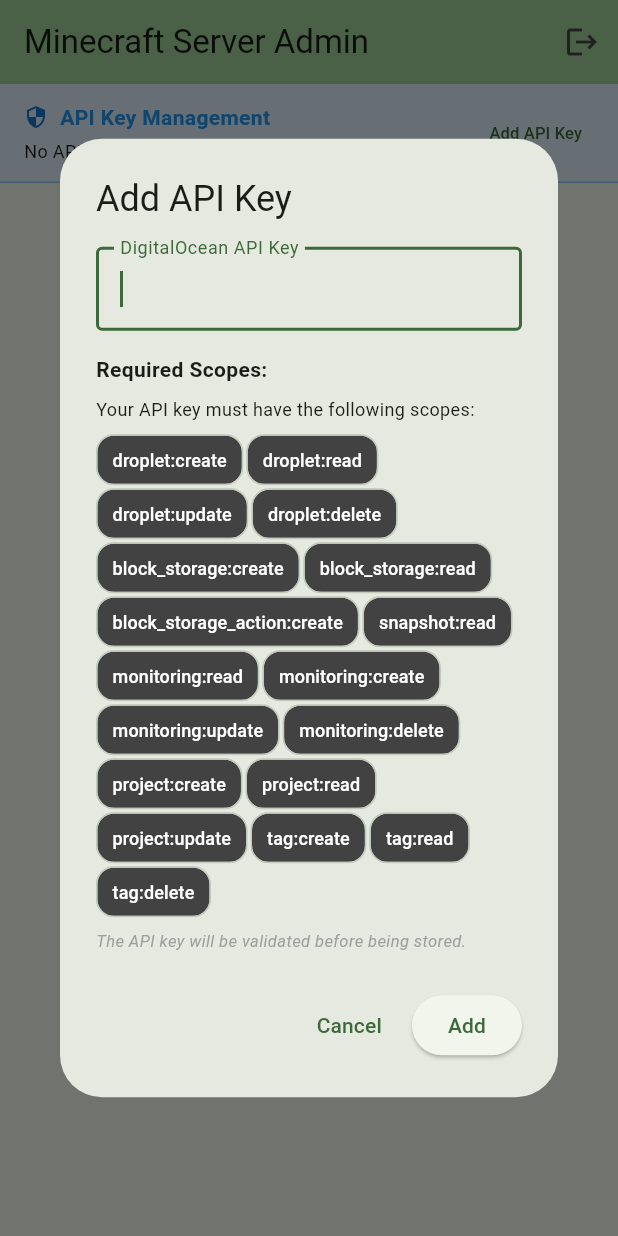
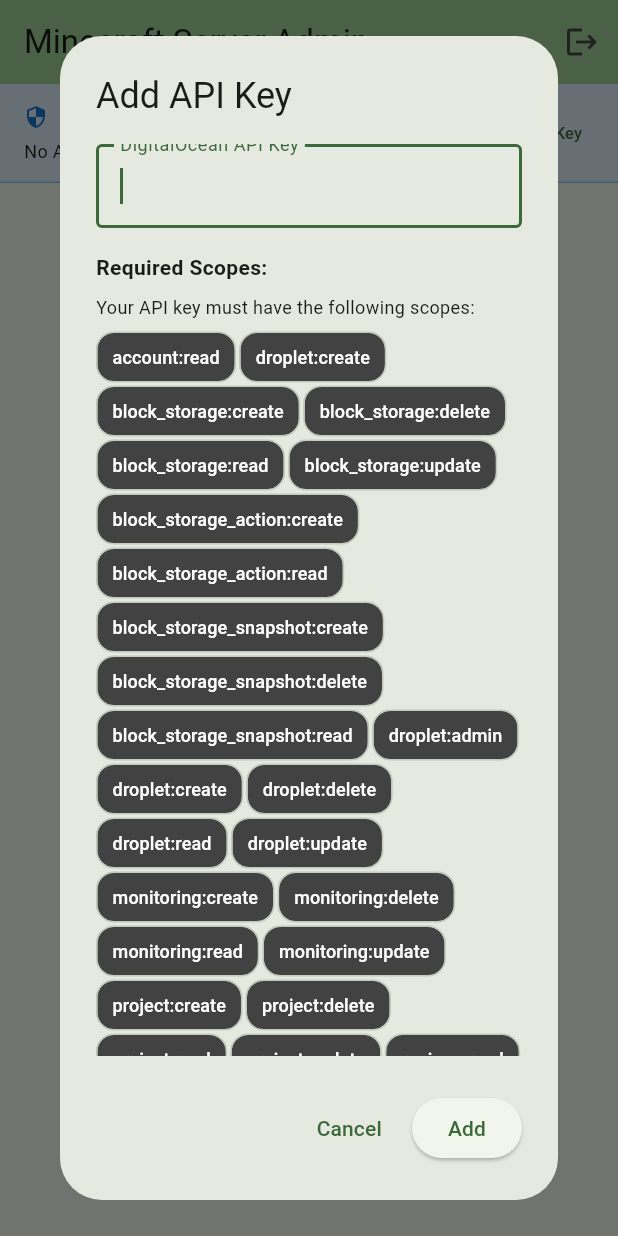
Before and after one commit to Screendead/minecraft-server-admin, a Flutter app: the screen it shows once a user with an empty profile is signed in, after a tap on "Add API Key", on a phone screen of 412 x 824 dp. Run offline on Flutter 3.47's test engine with Material 3 defaults, Android fonts, the light colour scheme and no system bars; our stand-ins replace cloud_firestore, firebase_auth, firebase_core, firebase_storage, flutter_secure_storage, local_auth and 1 more; missing offline and left inert: encrypt; accounts and stored records are empty.

Commit message:
Enhance required scopes in API key management banner
- Add new required scopes for account, block storage, droplet, monitoring, project, regions, sizes, snapshot, and SSH key management
- Update existing scopes for block storage and monitoring
- Ensure comprehensive coverage of scope changes with tests

```diff
--- a/app/lib/widgets/api_key_management_banner.dart
+++ b/app/lib/widgets/api_key_management_banner.dart
@@ -332,24 +332,45 @@
               Builder(
                 builder: (context) {
                   const requiredScopes = [
+                    'account:read',
                     'droplet:create',
+                    'block_storage:create',
+                    'block_storage:delete',
+                    'block_storage:read',
+                    'block_storage:update',
+                    'block_storage_action:create',
+                    'block_storage_action:read',
+                    'block_storage_snapshot:create',
+                    'block_storage_snapshot:delete',
+                    'block_storage_snapshot:read',
+                    'droplet:admin',
+                    'droplet:create',
+                    'droplet:delete',
                     'droplet:read',
                     'droplet:update',
-                    'droplet:delete',
-                    'block_storage:create',
-                    'block_storage:read',
-                    'block_storage_action:create',
-                    'snapshot:read',
+                    'monitoring:create',
+                    'monitoring:delete',
                     'monitoring:read',
-                    'monitoring:create',
                     'monitoring:update',
-                    'monitoring:delete',
                     'project:create',
+                    'project:delete',
                     'project:read',
                     'project:update',
+                    'regions:read',
+                    'sizes:read',
+                    'snapshot:read',
+                    'snapshot:delete',
+                    'ssh_key:create',
+                    'ssh_key:delete',
+                    'ssh_key:read',
+                    'ssh_key:update',
                     'tag:create',
+                    'tag:delete',
                     'tag:read',
-                    'tag:delete',
+                    'uptime:create',
+                    'uptime:delete',
+                    'uptime:read',
+                    'uptime:update',
                   ];
 
                   return Wrap(
```
